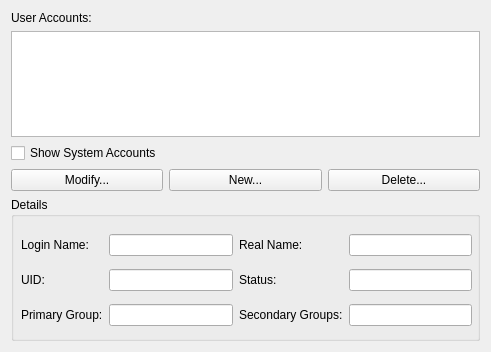
Old version of the form ui/users.ui in the repository KDE/kcm-userconfig.
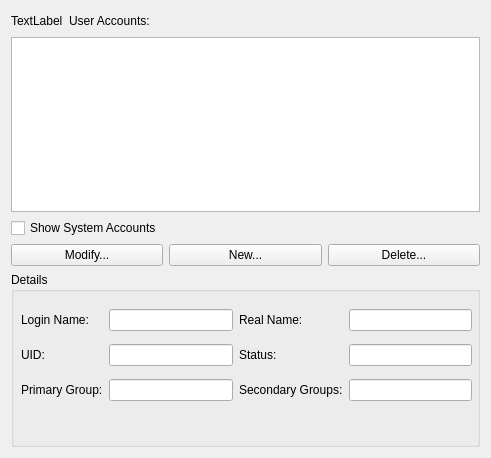
New version of the form.

Commit message: Fix sys accounts checkbox, fix users icon.

What changed in the file:
```diff
--- a/ui/users.ui
+++ b/ui/users.ui
@@ -7,7 +7,7 @@
     <x>0</x>
     <y>0</y>
     <width>477</width>
-    <height>344</height>
+    <height>458</height>
    </rect>
   </property>
   <property name="windowTitle">
@@ -15,11 +15,35 @@
   </property>
   <layout class="QVBoxLayout" name="verticalLayout">
    <item>
+    <layout class="QHBoxLayout" name="horizontalLayout">
+     <item>
+      <widget class="QLabel" name="accountIconLabel">
+       <property name="text">
+        <string>TextLabel</string>
+       </property>
+      </widget>
+     </item>
+     <item>
     <widget class="QLabel" name="accountLabel">
      <property name="text">
       <string>User Accounts:</string>
      </property>
     </widget>
+     </item>
+     <item>
+      <spacer name="horizontalSpacer">
+       <property name="orientation">
+        <enum>Qt::Horizontal</enum>
+       </property>
+       <property name="sizeHint" stdset="0">
+        <size>
+         <width>40</width>
+         <height>20</height>
+        </size>
+       </property>
+      </spacer>
+     </item>
+    </layout>
    </item>
    <item>
     <widget class="QTreeView" name="userlistview">
```
Lines whose indentation alone changed are shown as unchanged. The commit also changes 2 other files.
